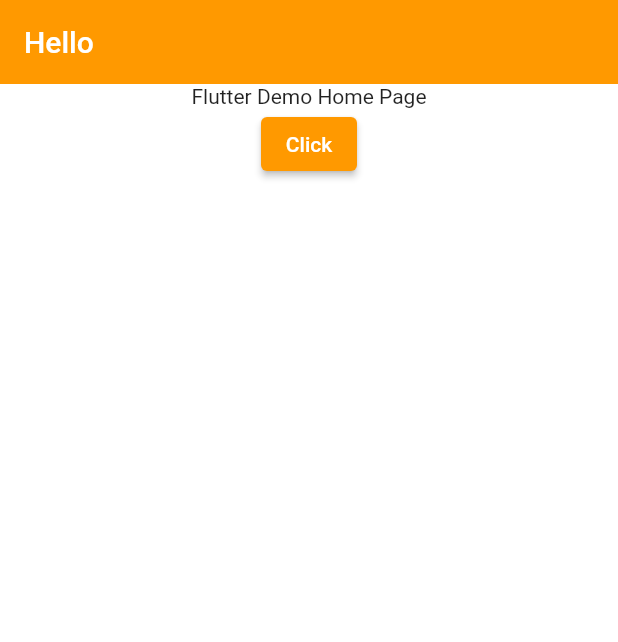
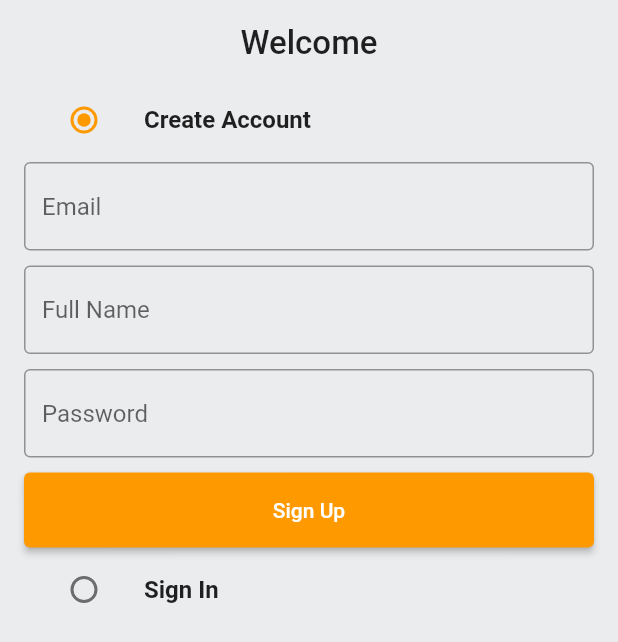
Before and after one commit to iamprincejkc/Flutter_ShopPay, a Flutter app: the screen it shows after launch, on a phone screen of 412 x 824 dp. Shown: the top 642 px of the screen. Run offline on Flutter 3.47's test engine with Material 2 defaults, Android fonts, the phone set to English and light mode, and no system bars; our stand-ins replace file_picker.

Commit message:
setup Sign Up (backend, frontend)

```diff
--- /dev/null
+++ b/lib/common/widgets/custom_button.dart
@@ -0,0 +1,18 @@
+import 'package:flutter/material.dart';
+
+class CustomButton extends StatelessWidget {
+  final String text;
+  final VoidCallback onTap;
+  const CustomButton({super.key, required this.text, required this.onTap});
+
+  @override
+  Widget build(BuildContext context) {
+    return ElevatedButton(
+      onPressed: onTap,
+      style: ElevatedButton.styleFrom(
+        minimumSize: const Size(double.infinity, 50),
+      ),
+      child: Text(text),
+    );
+  }
+}
--- /dev/null
+++ b/lib/common/widgets/custom_textfield.dart
@@ -0,0 +1,30 @@
+import 'package:flutter/material.dart';
+
+class CustomTextField extends StatelessWidget {
+  final TextEditingController controller;
+  final String hintText;
+  const CustomTextField(
+      {super.key, required this.controller, required this.hintText});
+
+  @override
+  Widget build(BuildContext context) {
+    return TextFormField(
+      controller: controller,
+      decoration: InputDecoration(
+        hintText: hintText,
+        border: const OutlineInputBorder(
+          borderSide: BorderSide(color: Colors.black38),
+        ),
+        enabledBorder: const OutlineInputBorder(
+          borderSide: BorderSide(color: Colors.black38),
+        ),
+      ),
+      validator: (value) {
+        if (value == null || value.isEmpty) {
+          return 'Enter your $hintText';
+        }
+        return null;
+      },
+    );
+  }
+}
--- a/lib/constants/error_handling.dart
+++ b/lib/constants/error_handling.dart
@@ -11,7 +11,7 @@ void httpErrorHandle({
 }) {
   switch (response.statusCode) {
     case 200:
-      onSuccess();
+      onSuccess();wddd
       break;
     case 400:
       showSnackBar(context, jsonDecode(response.body)['msg']);
--- a/lib/constants/global_variables.dart
+++ b/lib/constants/global_variables.dart
@@ -1,6 +1,6 @@
 import 'package:flutter/material.dart';
 
-String uri = 'http://<yourip>:3000';
+String uri = 'http://192.168.0.30:3000';
 
 class GlobalVariables {
   // COLORS
--- /dev/null
+++ b/lib/features/auth/screens/auth_screen.dart
@@ -0,0 +1,155 @@
+import 'package:flutter/material.dart';
+import 'package:shop_pay/common/widgets/custom_button.dart';
+import 'package:shop_pay/common/widgets/custom_textfield.dart';
+import 'package:shop_pay/constants/global_variables.dart';
+import 'package:shop_pay/features/services/auth_service.dart';
+
+enum Auth { signin, signup }
+
+class AuthScreen extends StatefulWidget {
+  static const String routeName = '/auth-screen';
+  const AuthScreen({super.key});
+
+  @override
+  State<AuthScreen> createState() => _AuthScreenState();
+}
+
+class _AuthScreenState extends State<AuthScreen> {
+  Auth _auth = Auth.signup;
+  final _signUpFormKey = GlobalKey<FormState>();
+  final _signInFormKey = GlobalKey<FormState>();
+  final AuthService authService = AuthService();
+  final TextEditingController _emailController = TextEditingController();
+  final TextEditingController _fullNameController = TextEditingController();
+  final TextEditingController _passwordController = TextEditingController();
+
+  @override
+  void dispose() {
+    super.dispose();
+    _emailController.dispose();
+    _fullNameController.dispose();
+    _passwordController.dispose();
+  }
+
+  void signUpUser() {
+    authService.signUpUser(
+      email: _emailController.text,
+      password: _passwordController.text,
+      name: _fullNameController.text,
+      context: context,
+    );
+  }
+
+  @override
+  Widget build(BuildContext context) {
+    return Scaffold(
+      backgroundColor: GlobalVariables.greyBackgroundCOlor,
+      body: SafeArea(
+        child: Padding(
+          padding: const EdgeInsets.all(16.0),
+          child: Column(
+            children: [
+              const Text(
+                'Welcome',
+                style: TextStyle(
+                  fontSize: 22,
+                  fontWeight: FontWeight.w500,
+                ),
+              ),
+              const SizedBox(height: 10),
+              ListTile(
+                title: const Text(
+                  'Create Account',
+                  style: TextStyle(fontWeight: FontWeight.bold),
+                ),
+                leading: Radio(
+                  value: Auth.signup,
+                  groupValue: _auth,
+                  activeColor: GlobalVariables.secondaryColor,
+                  onChanged: ((Auth? value) {
+                    setState(() {
+                      _auth = value!;
+                    });
+                  }),
+                ),
+              ),
+              if (_auth == Auth.signup)
+                Form(
+                  key: _signUpFormKey,
+                  child: Column(
+                    crossAxisAlignment: CrossAxisAlignment.start,
+                    children: [
+                      CustomTextField(
+                        controller: _emailController,
+                        hintText: 'Email',
+                      ),
+                      const SizedBox(height: 10),
+                      CustomTextField(
+                        controller: _fullNameController,
+                        hintText: 'Full Name',
+                      ),
+                      const SizedBox(height: 10),
+                      CustomTextField(
+                        controller: _passwordController,
+                        hintText: 'Password',
+                      ),
+                      const SizedBox(height: 10),
+                      CustomButton(
+                        text: 'Sign Up',
+                        onTap: () {
+                          if (_signUpFormKey.currentState!.validate()) {
+                            signUpUser();
+                          }
+                        },
+                      ),
+                    ],
+                  ),
+                ),
+              ListTile(
+                title: const Text(
+                  'Sign In',
+                  style: TextStyle(fontWeight: FontWeight.bold),
+                ),
+                leading: Radio(
+                  value: Auth.signin,
+                  groupValue: _auth,
+                  activeColor: GlobalVariables.secondaryColor,
+                  onChanged: ((Auth? value) {
+                    setState(() {
+                      _auth = value!;
+                    });
+                  }),
+                ),
+              ),
+              if (_auth == Auth.signin)
+                Form(
+                  key: _signUpFormKey,
+                  child: Column(
+                    crossAxisAlignment: CrossAxisAlignment.start,
+                    children: [
+                      CustomTextField(
+                        controller: _emailController,
+                        hintText: 'Email',
+                      ),
+                      const SizedBox(height: 10),
+                      CustomTextField(
+                        controller: _fullNameController,
+                        hintText: 'Full Name',
+                      ),
+                      const SizedBox(height: 10),
+                      CustomTextField(
+                        controller: _passwordController,
+                        hintText: 'Password',
+                      ),
+                      const SizedBox(height: 10),
+                      CustomButton(text: 'Sign In', onTap: (() {}))
+                    ],
+                  ),
+                ),
+            ],
+          ),
+        ),
+      ),
+    );
+  }
+}
--- /dev/null
+++ b/lib/features/services/auth_service.dart
@@ -0,0 +1,47 @@
+import 'package:flutter/cupertino.dart';
+import 'package:shop_pay/constants/error_handling.dart';
+import 'package:shop_pay/constants/global_variables.dart';
+import 'package:shop_pay/constants/utils.dart';
+
+import '../../models/user.dart';
+import 'package:http/http.dart' as http;
+
+class AuthService {
+  //Sign Up
+  void signUpUser({
+    required String email,
+    required String password,
+    required String name,
+    required BuildContext context,
+  }) async {
+    try {
+      User user = User(
+        id: '',
+        email: email,
+        name: name,
+        password: password,
+        address: '',
+        type: '',
+        token: '',
+      );
+
+      http.Response res = await http.post(
+        Uri.parse('$uri/api/signup'),
+        body: user.toJson(),
+        headers: <String, String>{
+          'Content-Type': 'application/json; charset=UTF-8'
+        },
+      );
+
+      httpErrorHandle(
+          response: res,
+          context: context,
+          onSuccess: () {
+            showSnackBar(
+                context, 'Account created! Login with the same credentials!');
+          });
+    } catch (e) {
+      showSnackBar(context, e.toString());
+    }
+  }
+}
--- a/lib/main.dart
+++ b/lib/main.dart
@@ -1,5 +1,7 @@
 import 'package:flutter/material.dart';
 import 'package:shop_pay/constants/global_variables.dart';
+import 'package:shop_pay/features/auth/screens/auth_screen.dart';
+import 'package:shop_pay/router.dart';
 
 void main() {
   runApp(const MyApp());
@@ -22,19 +24,8 @@ class MyApp extends StatelessWidget {
           iconTheme: IconThemeData(color: Colors.black),
         ),
       ),
-      home: Scaffold(
-        appBar: AppBar(
-          title: const Text('Hello'),
-        ),
-        body: Column(
-          children: [
-            const Center(
-              child: Text('Flutter Demo Home Page'),
-            ),
-            ElevatedButton(onPressed: (() {}), child: Text('Click'))
-          ],
-        ),
-      ),
+      onGenerateRoute: ((settings) => generateRoute(settings)),
+      home: const AuthScreen(),
     );
   }
 }
--- /dev/null
+++ b/lib/models/user.dart
@@ -0,0 +1,48 @@
+import 'dart:convert';
+
+class User {
+  final String id;
+  final String email;
+  final String name;
+  final String password;
+  final String address;
+  final String type;
+  final String token;
+  User({
+    required this.id,
+    required this.email,
+    required this.name,
+    required this.password,
+    required this.address,
+    required this.type,
+    required this.token,
+  });
+
+  Map<String, dynamic> toMap() {
+    return {
+      'id': id,
+      'email': email,
+      'name': name,
+      'password': password,
+      'address': address,
+      'type': type,
+      'token': token,
+    };
+  }
+
+  factory User.fromMap(Map<String, dynamic> map) {
+    return User(
+      id: map['_id'] ?? '',
+      email: map['email'] ?? '',
+      name: map['name'] ?? '',
+      password: map['password'] ?? '',
+      address: map['address'] ?? '',
+      type: map['type'] ?? '',
+      token: map['token'] ?? '',
+    );
+  }
+
+  String toJson() => json.encode(toMap());
+
+  factory User.fromJson(String source) => User.fromMap(json.decode(source));
+}
```
Also changed, not shown: lib/router.dart (added, +21 -0 lines), 5 other files.
